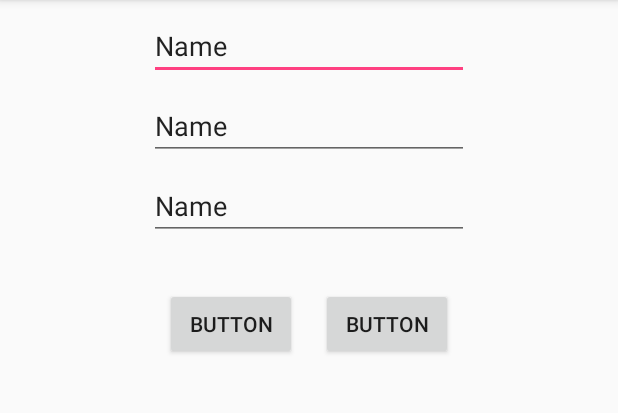
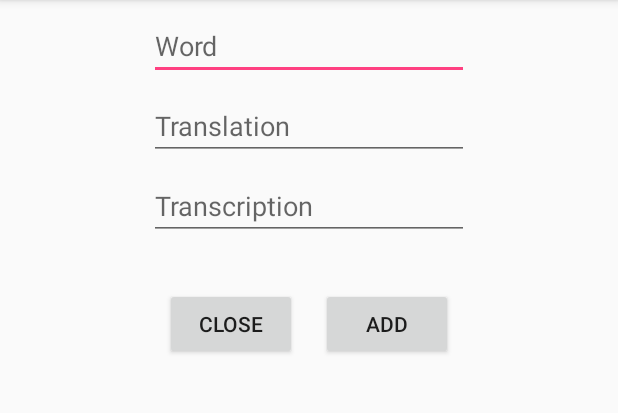
Before and after one commit to ander335/ForeignCards, an Android app: the AddActivity screen opened directly, with no data from a screen before it, on a phone screen of 412 x 824 dp, the part 84-497 px from its top. Run offline under Robolectric (Android 15) with nearby library versions, the phone set to English and light mode, and no system bars; network calls fail.

Commit message:
AddActivity: add code

```diff
--- a/app/src/main/java/inc/aminkinen/foreigncards/AddActivity.kt
+++ b/app/src/main/java/inc/aminkinen/foreigncards/AddActivity.kt
@@ -3,12 +3,50 @@ package inc.aminkinen.foreigncards
 import android.support.v7.app.AppCompatActivity
 import android.os.Bundle
 import android.view.View
-import android.widget.*
-import android.widget.TextView
+import android.content.Intent
+import android.util.Log
+import android.widget.EditText
+import inc.aminkinen.foreigncards.database.DbProvider
+import inc.aminkinen.foreigncards.entities.CardData
+
 
 class AddActivity : AppCompatActivity() {
     override fun onCreate(savedInstanceState: Bundle?) {
         super.onCreate(savedInstanceState)
         setContentView(R.layout.activity_add)
+
+        val groupIdForAdding = intent.getIntExtra("group_id_for_adding", 0)
+        Log.i("AddActivity", "Group id for adding: $groupIdForAdding")
+
+        val word = findViewById<EditText>(R.id.text_word)
+        val transl = findViewById<EditText>(R.id.text_transl)
+        val transc = findViewById<EditText>(R.id.text_transc)
+
+        val close = findViewById<View>(R.id.button_close)
+        close.setOnClickListener {
+            Log.i("AddActivity", "Close button was clicked")
+            goToMain()
+        }
+
+        val add = findViewById<View>(R.id.button_add)
+        add.setOnClickListener {
+            Log.i("AddActivity", "Add button was clicked")
+            val c = CardData(
+                    word.text.toString(),
+                    transl.text.toString(),
+                    transc.text.toString(),
+                    "", // TODO: example
+                    groupIdForAdding)
+
+            Log.i("AddActivity", "Add card: $c")
+            DbProvider.Instance.addCard(c)
+            goToMain()
+        }
+    }
+
+    private fun goToMain() {
+        Log.i("AddActivity", "Switch to main activity")
+        val i = Intent(this@AddActivity, MainActivity::class.java)
+        startActivity(i)
     }
 }
--- a/app/src/main/java/inc/aminkinen/foreigncards/entities/CardData.kt
+++ b/app/src/main/java/inc/aminkinen/foreigncards/entities/CardData.kt
@@ -4,4 +4,8 @@ open class CardData(val Word: String = "",
                     val Transl: String = "",
                     val Transc: String = "",
                     val Example: String = "",
-                    val GroupId: Int = -1)
+                    val GroupId: Int = -1) {
+    override fun toString() : String {
+        return "$GroupId. $Word ($Transc) - $Transl ($Example)"
+    }
+}
--- a/app/src/main/res/layout/activity_add.xml
+++ b/app/src/main/res/layout/activity_add.xml
@@ -6,36 +6,36 @@
     android:layout_height="match_parent">
 
     <Button
-        android:id="@+id/button"
+        android:id="@+id/button_close"
         android:layout_width="88dp"
         android:layout_height="wrap_content"
         android:layout_marginEnd="8dp"
         android:layout_marginStart="8dp"
         android:layout_marginTop="32dp"
-        android:text="Button"
-        app:layout_constraintEnd_toStartOf="@+id/button2"
+        android:text="@string/button_close_text"
+        app:layout_constraintEnd_toStartOf="@+id/button_add"
         app:layout_constraintHorizontal_bias="0.5"
         app:layout_constraintHorizontal_chainStyle="packed"
         app:layout_constraintStart_toStartOf="parent"
-        app:layout_constraintTop_toBottomOf="@+id/editText9" />
+        app:layout_constraintTop_toBottomOf="@+id/text_transc" />
 
     <Button
-        android:id="@+id/button2"
+        android:id="@+id/button_add"
         android:layout_width="88dp"
         android:layout_height="wrap_content"
         android:layout_marginEnd="8dp"
         android:layout_marginStart="8dp"
         android:layout_marginTop="8dp"
-        android:text="Button"
-        app:layout_constraintBottom_toBottomOf="@+id/button"
+        android:text="@string/button_add_text"
+        app:layout_constraintBottom_toBottomOf="@+id/button_close"
         app:layout_constraintEnd_toEndOf="parent"
         app:layout_constraintHorizontal_bias="0.5"
-        app:layout_constraintStart_toEndOf="@+id/button"
-        app:layout_constraintTop_toTopOf="@+id/button"
+        app:layout_constraintStart_toEndOf="@+id/button_close"
+        app:layout_constraintTop_toTopOf="@+id/button_close"
         app:layout_constraintVertical_bias="1.0" />
 
     <EditText
-        android:id="@+id/editText6"
+        android:id="@+id/text_word"
         android:layout_width="wrap_content"
         android:layout_height="wrap_content"
         android:layout_marginBottom="8dp"
@@ -43,42 +43,46 @@
         android:layout_marginStart="8dp"
         android:layout_marginTop="8dp"
         android:ems="10"
+        android:hint="@string/activity_add_word_hint"
         android:inputType="textPersonName"
-        android:text="Name"
-        app:layout_constraintBottom_toTopOf="@+id/editText7"
+        android:imeOptions="actionNext"
+        android:singleLine="false"
+        app:layout_constraintBottom_toTopOf="@+id/text_transl"
         app:layout_constraintEnd_toEndOf="parent"
         app:layout_constraintStart_toStartOf="parent"
         app:layout_constraintTop_toTopOf="parent"
         app:layout_constraintVertical_chainStyle="spread_inside" />
 
     <EditText
-        android:id="@+id/editText7"
+        android:id="@+id/text_transl"
         android:layout_width="wrap_content"
         android:layout_height="wrap_content"
         android:layout_marginBottom="8dp"
         android:layout_marginEnd="8dp"
         android:layout_marginStart="8dp"
         android:ems="10"
+        android:hint="@string/activity_add_translation_hint"
+        android:imeOptions="actionNext"
         android:inputType="textPersonName"
-        android:text="Name"
-        app:layout_constraintBottom_toTopOf="@+id/editText9"
+        app:layout_constraintBottom_toTopOf="@+id/text_transc"
         app:layout_constraintEnd_toEndOf="parent"
         app:layout_constraintStart_toStartOf="parent"
-        app:layout_constraintTop_toBottomOf="@+id/editText6" />
+        app:layout_constraintTop_toBottomOf="@+id/text_word" />
 
     <EditText
-        android:id="@+id/editText9"
+        android:id="@+id/text_transc"
         android:layout_width="wrap_content"
         android:layout_height="wrap_content"
         android:layout_marginEnd="8dp"
         android:layout_marginStart="8dp"
         android:layout_marginTop="8dp"
         android:ems="10"
+        android:hint="@string/activity_add_transcription_hint"
         android:inputType="textPersonName"
-        android:text="Name"
+        android:imeOptions="actionDone"
         app:layout_constraintEnd_toEndOf="parent"
         app:layout_constraintHorizontal_bias="0.5"
         app:layout_constraintStart_toStartOf="parent"
-        app:layout_constraintTop_toBottomOf="@+id/editText7" />
+        app:layout_constraintTop_toBottomOf="@+id/text_transl" />
 
 </android.support.constraint.ConstraintLayout>
--- a/app/src/main/res/values/strings.xml
+++ b/app/src/main/res/values/strings.xml
@@ -1,3 +1,12 @@
 <resources>
     <string name="app_name">ForeignCards</string>
+
+    <!-- common -->
+    <string name="button_close_text">Close</string>
+    <string name="button_add_text">Add</string>
+
+    <!-- activity add -->
+    <string name="activity_add_word_hint">Word</string>
+    <string name="activity_add_translation_hint">Translation</string>
+    <string name="activity_add_transcription_hint">Transcription</string>
 </resources>
```
